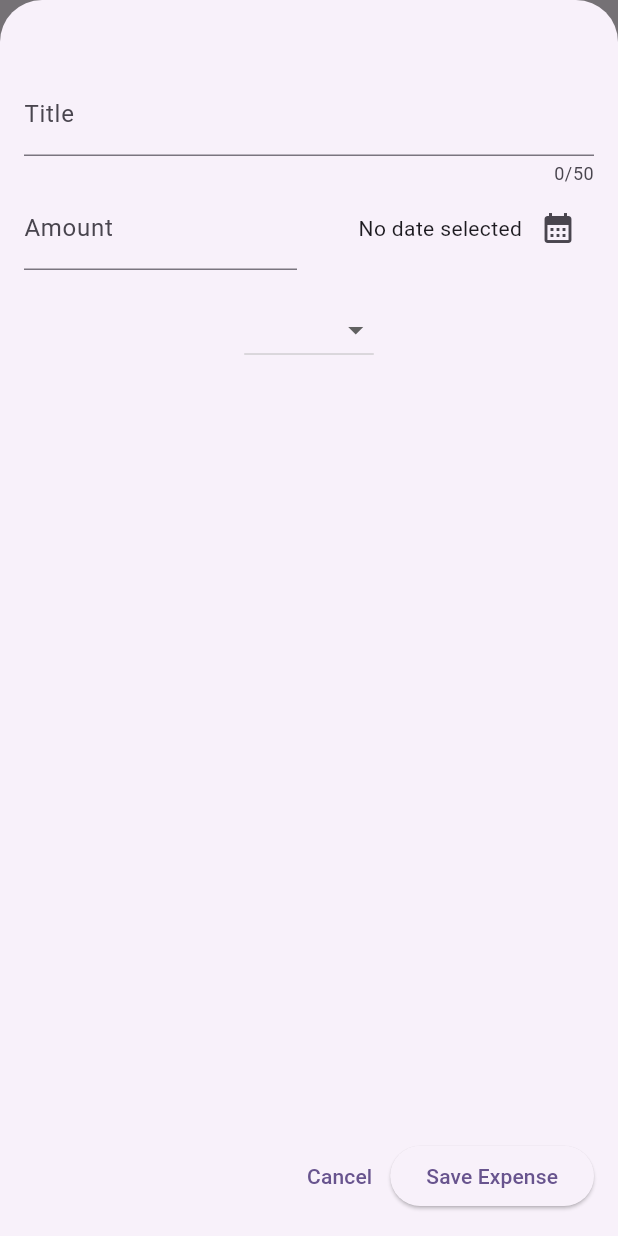
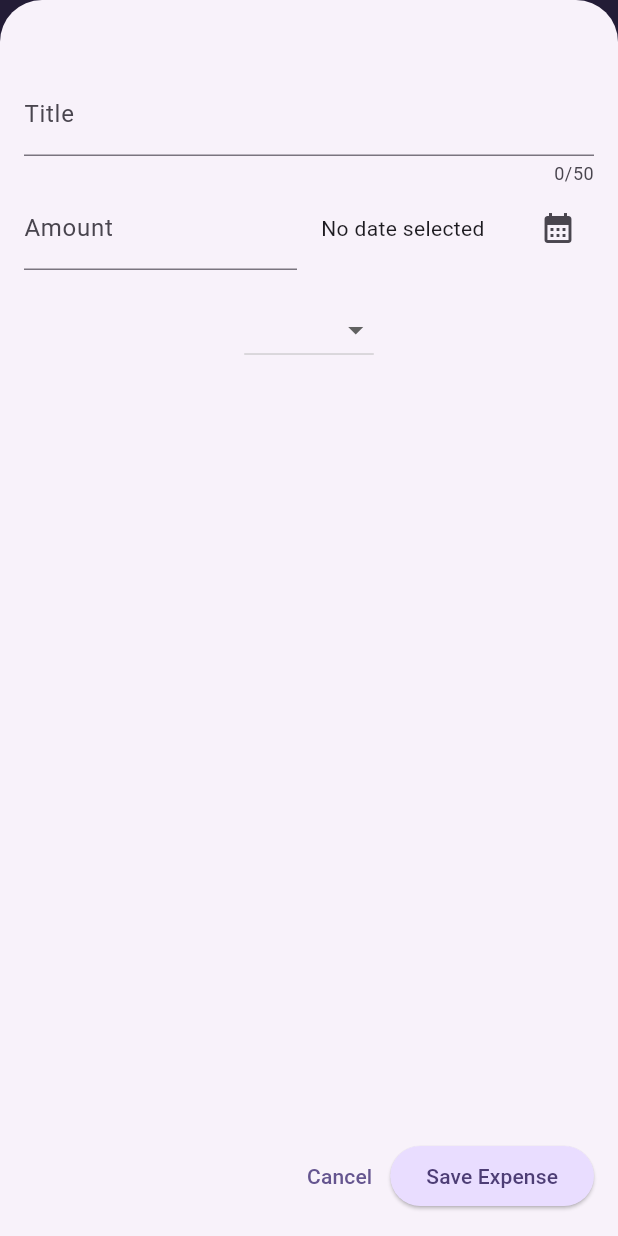
Before and after one commit to parakh2001/Expense-Tracker-Flutter, a Flutter app: the screen it shows after launch, after a tap on the "add" icon, on a phone screen of 412 x 824 dp. Run offline on Flutter 3.47's test engine with Material 3 defaults, Android fonts, the phone set to English and light mode, and no system bars.

Commit message:
color scheme working in dark mode

```diff
--- a/lib/main.dart
+++ b/lib/main.dart
@@ -1,5 +1,13 @@
 import 'package:expense_tracker/widgets/expenses.dart';
 import 'package:flutter/material.dart';
+
+var kColorScheme = ColorScheme.fromSeed(
+  seedColor: const Color.fromARGB(255, 96, 59, 181),
+);
+var kDarkColorScheme = ColorScheme.fromSeed(
+  brightness: Brightness.dark,
+  seedColor: const Color.fromARGB(255, 5, 99, 125),
+);
 
 void main() {
   runApp(const MyApp());
@@ -7,15 +15,77 @@ void main() {
 
 class MyApp extends StatelessWidget {
   const MyApp({super.key});
+
   @override
   Widget build(BuildContext context) {
     return MaterialApp(
       debugShowCheckedModeBanner: false,
-      title: 'Flutter Demo',
-      theme: ThemeData(
-        colorScheme: ColorScheme.fromSeed(seedColor: Colors.deepPurple),
+      title: 'Expense Tracker',
+      darkTheme: ThemeData.dark().copyWith(
         useMaterial3: true,
+        colorScheme: kDarkColorScheme,
+        scaffoldBackgroundColor:
+            const Color(0xFF121212), // Dark background color
+        appBarTheme: AppBarTheme().copyWith(
+          backgroundColor: kDarkColorScheme.surface,
+          foregroundColor: kDarkColorScheme.onSurface,
+        ),
+        cardTheme: CardTheme().copyWith(
+          color: kDarkColorScheme.surfaceVariant,
+          margin: const EdgeInsets.symmetric(horizontal: 16, vertical: 8),
+          shadowColor: kDarkColorScheme.shadow,
+          elevation: 4,
+        ),
+        elevatedButtonTheme: ElevatedButtonThemeData(
+          style: ElevatedButton.styleFrom(
+            backgroundColor: kDarkColorScheme.primaryContainer,
+            foregroundColor: kDarkColorScheme.onPrimaryContainer,
+            padding: const EdgeInsets.symmetric(horizontal: 16, vertical: 12),
+            shape: RoundedRectangleBorder(
+              borderRadius: BorderRadius.circular(8),
+            ),
+          ),
+        ),
+        textTheme: ThemeData.dark().textTheme.copyWith(
+              titleLarge: TextStyle(
+                fontWeight: FontWeight.bold,
+                color: kDarkColorScheme.onSurface,
+                fontSize: 18,
+              ),
+              bodyMedium: TextStyle(
+                color: kDarkColorScheme.onSurfaceVariant,
+              ),
+            ),
+        iconTheme: IconThemeData(
+          color: kDarkColorScheme.onPrimaryContainer,
+        ),
       ),
+      theme: ThemeData().copyWith(
+        scaffoldBackgroundColor: const Color.fromARGB(255, 220, 189, 252),
+        colorScheme: kColorScheme,
+        appBarTheme: AppBarTheme().copyWith(
+          backgroundColor: kColorScheme.onPrimaryContainer,
+          foregroundColor: kColorScheme.primaryContainer,
+        ),
+        cardTheme: CardTheme().copyWith(
+          color: kColorScheme.secondaryContainer,
+          margin: const EdgeInsets.symmetric(horizontal: 16, vertical: 8),
+        ),
+        elevatedButtonTheme: ElevatedButtonThemeData(
+          style: ElevatedButton.styleFrom(
+            backgroundColor: kColorScheme.primaryContainer,
+            foregroundColor: kColorScheme.onPrimaryContainer,
+          ),
+        ),
+        textTheme: ThemeData().textTheme.copyWith(
+              titleLarge: TextStyle(
+                fontWeight: FontWeight.bold,
+                color: kColorScheme.onSecondaryContainer,
+                fontSize: 16,
+              ),
+            ),
+      ),
+      themeMode: ThemeMode.system,
       home: const Expenses(),
     );
   }
--- a/lib/models/expense.dart
+++ b/lib/models/expense.dart
@@ -31,3 +31,22 @@ class Expense {
     return formatter.format(date);
   }
 }
+
+class ExpenseBucket {
+  const ExpenseBucket({
+    required this.category,
+    required this.expenses,
+  });
+  // adding own alternative constructor function(named)
+  ExpenseBucket.forCategory(List<Expense> allExpenses,this.category);
+  final Category category;
+  final List<Expense> expenses;
+  //getter
+  double get totalExpenses {
+    double sum = 0;
+    for (final expense in expenses) {
+      sum += expense.amount;
+    }
+    return sum;
+  }
+}
--- a/lib/widgets/expenses.dart
+++ b/lib/widgets/expenses.dart
@@ -1,5 +1,3 @@
-import 'dart:math';
-
 import 'package:expense_tracker/widgets/expenses_list/expenses_list.dart';
 import 'package:expense_tracker/widgets/new_expense.dart';
 import 'package:flutter/material.dart';
--- a/lib/widgets/expenses_list/expense_item.dart
+++ b/lib/widgets/expenses_list/expense_item.dart
@@ -12,8 +12,12 @@ class ExpenseItem extends StatelessWidget {
       child: Padding(
         padding: const EdgeInsets.symmetric(horizontal: 20, vertical: 16),
         child: Column(
+          crossAxisAlignment: CrossAxisAlignment.start,
           children: [
-            Text(expense.title),
+            Text(
+              expense.title,
+              style: Theme.of(context).textTheme.titleLarge,
+            ),
             const SizedBox(
               height: 4,
             ),
--- a/lib/widgets/expenses_list/expenses_list.dart
+++ b/lib/widgets/expenses_list/expenses_list.dart
@@ -15,6 +15,10 @@ class ExpensesList extends StatelessWidget {
     return ListView.builder(
       itemCount: expenses.length,
       itemBuilder: (ctx, index) => Dismissible(
+        background: Container(
+          color: Theme.of(context).colorScheme.error.withOpacity(0.75),
+          margin: const EdgeInsets.symmetric(horizontal: 16),
+        ),
         key: ValueKey(expenses[index]),
         onDismissed: (direction) {
           onRemoveExpense(expenses[index]);
--- a/lib/widgets/new_expense.dart
+++ b/lib/widgets/new_expense.dart
@@ -66,9 +66,7 @@ class _NewExpenseState extends State<NewExpense> {
       date: _selectedDate!,
       category: _selectedCategory!,
     );
-
     widget.onAddExpense(newExpense);
-
     Navigator.of(context).pop();
   }
 
@@ -112,15 +110,19 @@ class _NewExpenseState extends State<NewExpense> {
                           ),
                         ),
                         const SizedBox(width: 16),
-                        Expanded(
+                        Flexible(
                           child: Row(
                             mainAxisAlignment: MainAxisAlignment.end,
                             crossAxisAlignment: CrossAxisAlignment.center,
                             children: [
-                              Text(
-                                _selectedDate == null
-                                    ? 'No date selected'
-                                    : _formatter.format(_selectedDate!),
+                              Expanded(
+                                child: Text(
+                                  _selectedDate == null
+                                      ? 'No date selected'
+                                      : _formatter.format(_selectedDate!),
+                                  overflow: TextOverflow
+                                      .ellipsis, // Ensures the text doesn't overflow
+                                ),
                               ),
                               IconButton(
                                 onPressed: _presentDatePicker,
```
